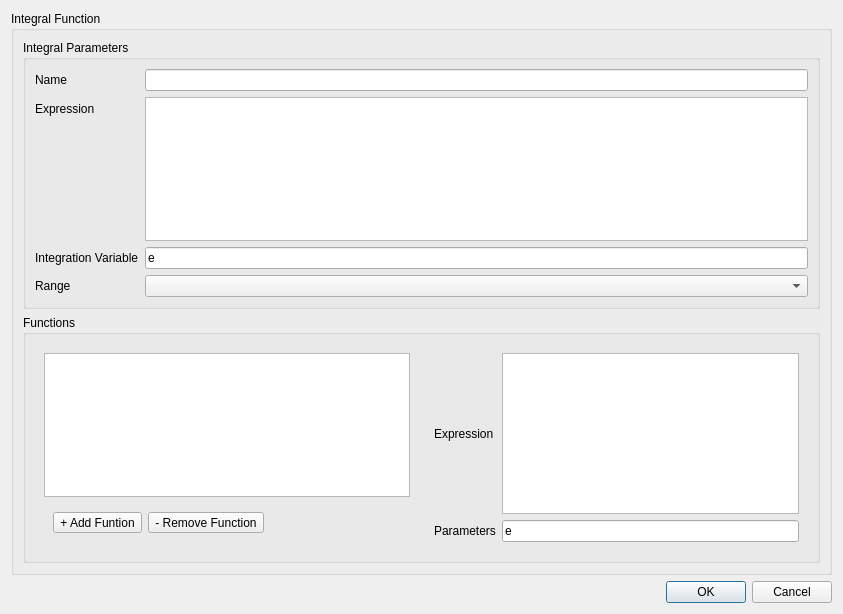
Old version of the form integralfunctiondialog.ui in the repository arntanguy/STS-simulator.
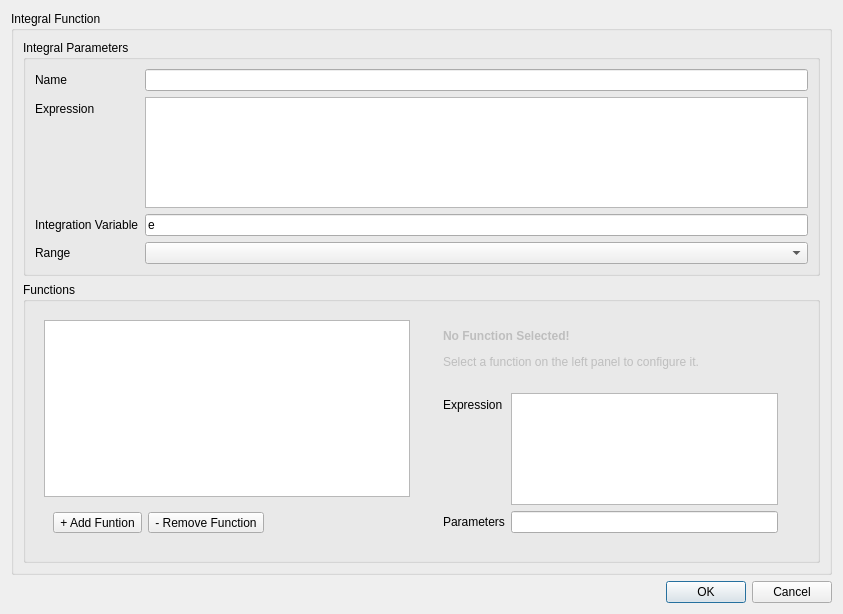
New version of the form.

Commit message: Improve integral config dialog

```diff
--- a/integralfunctiondialog.ui
+++ b/integralfunctiondialog.ui
@@ -41,20 +41,31 @@
             </size>
            </property>
            <layout class="QGridLayout" name="gridLayout_3">
-            <item row="1" column="2">
-             <widget class="QLineEdit" name="functionParameters">
+            <item row="0" column="0" colspan="3">
+             <widget class="QWidget" name="functionNoSelectionWidget" native="true">
+              <property name="enabled">
+               <bool>false</bool>
+              </property>
+              <property name="minimumSize">
+               <size>
+                <width>0</width>
+                <height>0</height>
+               </size>
+              </property>
+              <layout class="QVBoxLayout" name="verticalLayout_2">
+               <item>
+                <widget class="QLabel" name="label_7">
               <property name="text">
-               <string>e</string>
-              </property>
+                  <string>&lt;html&gt;&lt;head/&gt;&lt;body&gt;&lt;p&gt;&lt;span style=&quot; font-weight:600;&quot;&gt;No Function Selected!&lt;/span&gt;&lt;/p&gt;&lt;p&gt;Select a function on the left panel to configure it.&lt;/p&gt;&lt;/body&gt;&lt;/html&gt;</string>
+                 </property>
+                </widget>
+               </item>
+              </layout>
              </widget>
             </item>
             <item row="1" column="0">
-             <widget class="QLabel" name="label_3">
-              <property name="text">
-               <string>Parameters</string>
-              </property>
-             </widget>
-            </item>
+             <widget class="QWidget" name="functionConfigWidget" native="true">
+              <layout class="QFormLayout" name="formLayout_4">
             <item row="0" column="0">
              <widget class="QLabel" name="label_9">
               <property name="text">
@@ -62,8 +73,25 @@
               </property>
              </widget>
             </item>
-            <item row="0" column="2">
+               <item row="0" column="1">
              <widget class="QTextBrowser" name="functionExpression"/>
+               </item>
+               <item row="1" column="0">
+                <widget class="QLabel" name="label_3">
+                 <property name="text">
+                  <string>Parameters</string>
+                 </property>
+                </widget>
+               </item>
+               <item row="1" column="1">
+                <widget class="QLineEdit" name="functionParameters">
+                 <property name="text">
+                  <string/>
+                 </property>
+                </widget>
+               </item>
+              </layout>
+             </widget>
             </item>
            </layout>
           </widget>
```
Left out of the diff: 2 changed lines with no effect on the pictures. Lines whose indentation alone changed are shown as unchanged. The commit also changes 4 other files.
